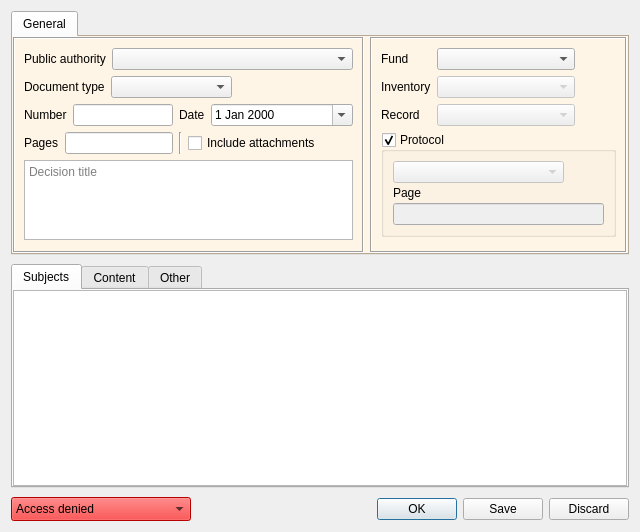
The window that dialogs/decisionformdialog.ui (caxapyk/pa-decision) describes before a commit, drawn with Qt 5.
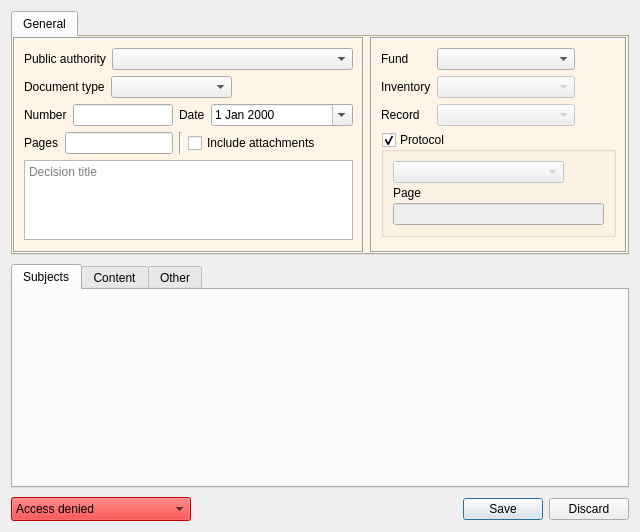
The same window after the commit. Icons and pictures are not drawn.

Commit message: decision view/dialog in progress, general refactoring

What changed in the file:
```diff
--- a/dialogs/decisionformdialog.ui
+++ b/dialogs/decisionformdialog.ui
@@ -559,13 +559,6 @@
        <property name="bottomMargin">
         <number>0</number>
        </property>
-       <item>
-        <widget class="QTableView" name="tableView">
-         <property name="frameShape">
-          <enum>QFrame::StyledPanel</enum>
-         </property>
-        </widget>
-       </item>
       </layout>
      </widget>
      <widget class="QWidget" name="tab_2">
@@ -647,7 +640,7 @@
         <enum>Qt::Horizontal</enum>
        </property>
        <property name="standardButtons">
-        <set>QDialogButtonBox::Discard|QDialogButtonBox::Ok|QDialogButtonBox::Save</set>
+        <set>QDialogButtonBox::Discard|QDialogButtonBox::Save</set>
        </property>
       </widget>
      </item>
```
Left out of the diff: 24 changed lines with no effect on the pictures. The commit also changes 13 other files.
